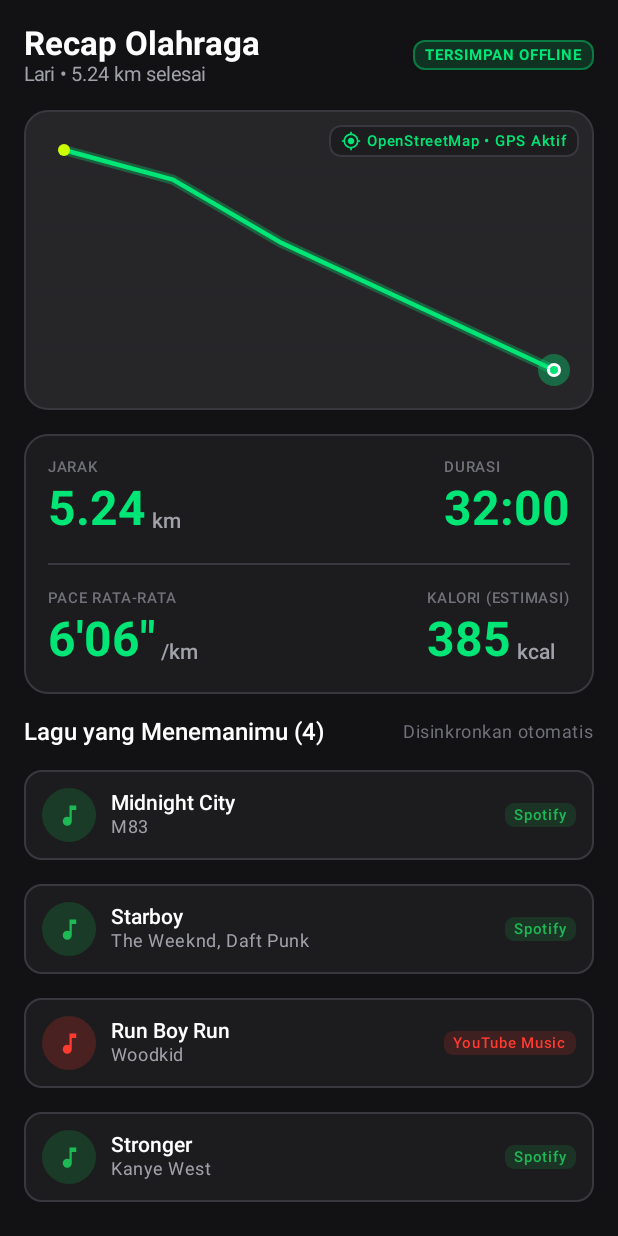
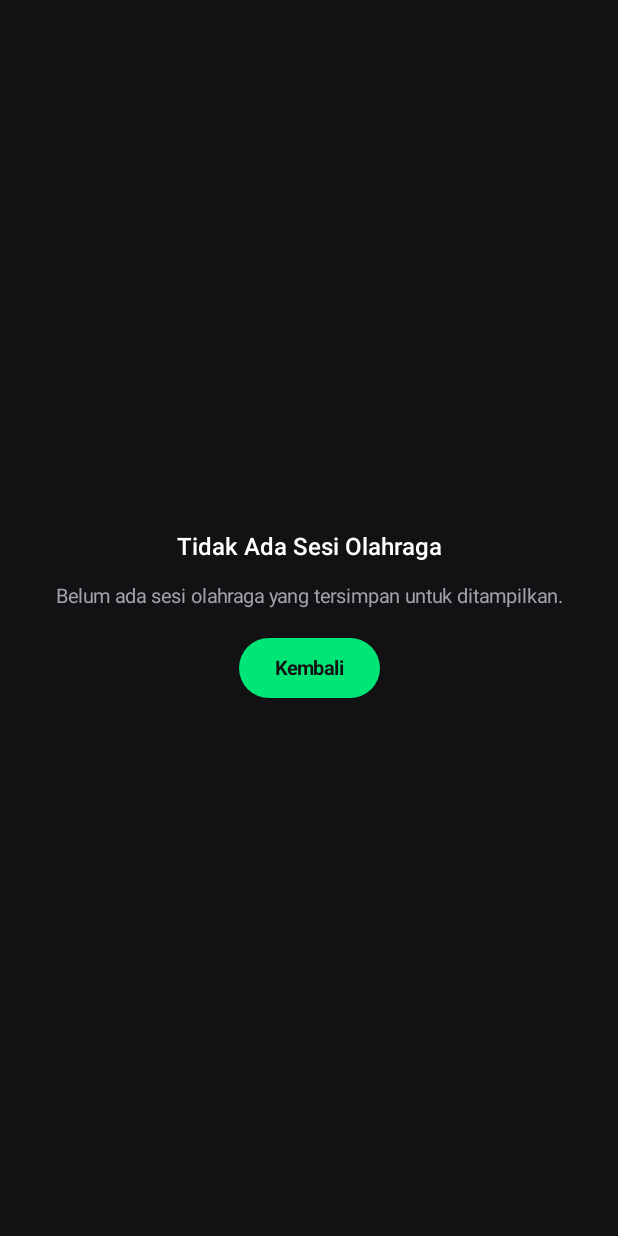
Before and after one commit to nvmdzarfa/stridebeat, an Android app built with Jetpack Compose: the RecapScreen screen opened through its navigation route, on a phone screen of 412 x 824 dp. Run offline under Robolectric (Android 15) with nearby library versions, the phone set to English and light mode, and no system bars; our stand-ins replace Dagger/Hilt's generated code; 1 statement that could not run was skipped.

Commit message:
feat: remove all dummy data, wire Home and History to real local Room SQLite DB, clean UI labels v0.0.8

```diff
--- a/app/build.gradle.kts
+++ b/app/build.gradle.kts
@@ -28,8 +28,8 @@ android {
         applicationId = "com.stridebeat.app"
         minSdk = 26
         targetSdk = 35
-        versionCode = 7
-        versionName = "0.0.7"
+        versionCode = 8
+        versionName = "0.0.8"
 
         testInstrumentationRunner = "androidx.test.runner.AndroidJUnitRunner"
         vectorDrawables {
--- a/app/src/main/java/com/stridebeat/app/data/local/room/dao/WorkoutDao.kt
+++ b/app/src/main/java/com/stridebeat/app/data/local/room/dao/WorkoutDao.kt
@@ -19,6 +19,9 @@ interface WorkoutDao {
     @Query("DELETE FROM workout_sessions WHERE id = :id")
     suspend fun deleteSessionById(id: String)
 
+    @Query("DELETE FROM workout_sessions WHERE id LIKE 'sample%'")
+    suspend fun deleteSampleSessions()
+
     @Query("DELETE FROM workout_sessions")
     suspend fun deleteAllSessions()
 }
--- a/app/src/main/java/com/stridebeat/app/presentation/history/HistoryScreen.kt
+++ b/app/src/main/java/com/stridebeat/app/presentation/history/HistoryScreen.kt
@@ -93,7 +93,7 @@ fun HistoryScreen(
                         color = TextPrimaryDark
                     )
                     Text(
-                        text = "Tersimpan offline di Room Database (${sessionList.size} sesi)",
+                        text = "Tersimpan offline di perangkat (${sessionList.size} sesi)",
                         style = MaterialTheme.typography.bodyMedium,
                         color = TextSecondaryDark
                     )
@@ -105,7 +105,7 @@ fun HistoryScreen(
                     border = androidx.compose.foundation.BorderStroke(1.dp, SportPrimary.copy(alpha = 0.4f))
                 ) {
                     Text(
-                        text = "ROOM OFFLINE",
+                        text = "OFFLINE",
                         modifier = Modifier.padding(horizontal = 8.dp, vertical = 4.dp),
                         style = MaterialTheme.typography.labelSmall,
                         color = SportPrimary,
--- a/app/src/main/java/com/stridebeat/app/presentation/home/HomeScreen.kt
+++ b/app/src/main/java/com/stridebeat/app/presentation/home/HomeScreen.kt
@@ -10,31 +10,44 @@ import androidx.compose.foundation.shape.RoundedCornerShape
 import androidx.compose.foundation.verticalScroll
 import androidx.compose.material.icons.Icons
 import androidx.compose.material.icons.filled.ArrowForward
+import androidx.compose.material.icons.filled.DirectionsBike
 import androidx.compose.material.icons.filled.DirectionsRun
+import androidx.compose.material.icons.filled.DirectionsWalk
 import androidx.compose.material.icons.filled.GraphicEq
 import androidx.compose.material.icons.filled.Info
 import androidx.compose.material.icons.filled.PlayArrow
 import androidx.compose.material3.*
 import androidx.compose.runtime.Composable
+import androidx.compose.runtime.getValue
 import androidx.compose.ui.Alignment
 import androidx.compose.ui.Modifier
 import androidx.compose.ui.draw.clip
 import androidx.compose.ui.graphics.Color
 import androidx.compose.ui.text.font.FontWeight
+import androidx.compose.ui.text.style.TextAlign
 import androidx.compose.ui.unit.dp
 import androidx.compose.ui.unit.sp
+import androidx.hilt.navigation.compose.hiltViewModel
+import androidx.lifecycle.compose.collectAsStateWithLifecycle
+import com.stridebeat.app.domain.model.WorkoutSession
+import com.stridebeat.app.domain.model.WorkoutType
 import com.stridebeat.app.presentation.theme.*
-import com.stridebeat.app.util.SampleData
+import com.stridebeat.app.util.TrackingUtils
+import java.text.SimpleDateFormat
+import java.util.Date
+import java.util.Locale
 
 @Composable
 fun HomeScreen(
     onStartWorkoutClick: () -> Unit,
-    onViewLastSessionClick: () -> Unit,
-    onNavigateToSettings: () -> Unit
+    onViewLastSessionClick: (WorkoutSession?) -> Unit,
+    onNavigateToSettings: () -> Unit,
+    homeViewModel: HomeViewModel = hiltViewModel()
 ) {
     val scrollState = rememberScrollState()
-    val weekly = SampleData.sampleWeeklySummary
-    val lastSession = SampleData.sampleLastSession
+    val uiState by homeViewModel.uiState.collectAsStateWithLifecycle()
+    val weekly = uiState.weeklyStats
+    val lastSession = uiState.lastSession
 
     Column(
         modifier = Modifier
@@ -96,7 +109,8 @@ fun HomeScreen(
             ) {
                 Row(
                     verticalAlignment = Alignment.CenterVertically,
-                    horizontalArrangement = Arrangement.spacedBy(8.dp)
+                    horizontalArrangement = Arrangement.spacedBy(8.dp),
+                    modifier = Modifier.weight(1f)
                 ) {
                     Icon(
                         imageVector = Icons.Default.Info,
@@ -105,7 +119,7 @@ fun HomeScreen(
                         modifier = Modifier.size(18.dp)
                     )
                     Text(
-                        text = "Akun musik & Strava belum terhubung",
+                        text = "Kelola Akun Musik & Strava",
                         style = MaterialTheme.typography.bodyMedium,
                         color = TextPrimaryDark
                     )
@@ -118,7 +132,7 @@ fun HomeScreen(
             }
         }
 
-        // Weekly Summary Card with clearly marked CONTOH badge
+        // Weekly Summary Card (Real data from Room Database)
         Card(
             modifier = Modifier.fillMaxWidth(),
             shape = RoundedCornerShape(16.dp),
@@ -139,20 +153,6 @@ fun HomeScreen(
                         style = MaterialTheme.typography.titleLarge,
                         color = TextPrimaryDark
                     )
-                    // Sample Data Badge per PRD rule #7
-                    Surface(
-                        color = SportSecondary.copy(alpha = 0.15f),
-                        shape = RoundedCornerShape(6.dp),
-                        border = androidx.compose.foundation.BorderStroke(1.dp, SportSecondary.copy(alpha = 0.5f))
-                    ) {
-                        Text(
-                            text = SampleData.SAMPLE_LABEL,
-                            modifier = Modifier.padding(horizontal = 6.dp, vertical = 2.dp),
-                            style = MaterialTheme.typography.labelSmall,
-                            color = SportSecondary,
-                            fontWeight = FontWeight.Bold
-                        )
-                    }
                 }
 
                 Row(
@@ -160,7 +160,7 @@ fun HomeScreen(
                     horizontalArrangement = Arrangement.SpaceBetween
                 ) {
                     SummaryMetric(
-                        value = "${weekly.totalDistanceKm}",
+                        value = String.format(Locale.US, "%.1f", weekly.totalDistanceKm),
                         unit = "km",
                         label = "Total Jarak"
                     )
@@ -210,17 +210,26 @@ fun HomeScreen(
             }
         }
 
-        // Last Session Card
+        // Last Session Section
         Text(
             text = "Sesi Terakhir",
             style = MaterialTheme.typography.titleLarge,
             color = TextPrimaryDark
         )
 
+        if (lastSession != null) {
+            val sportIcon = when (lastSession.type) {
+                WorkoutType.RUN -> Icons.Default.DirectionsRun
+                WorkoutType.WALK -> Icons.Default.DirectionsWalk
+                WorkoutType.BIKE -> Icons.Default.DirectionsBike
+            }
+            val dateStr = SimpleDateFormat("dd MMM yyyy, HH:mm", Locale("id", "ID")).format(Date(lastSession.startedAt))
+            val durationMinutes = (lastSession.durationMs / (60 * 1000L)).coerceAtLeast(1)
+
             Card(
                 modifier = Modifier
                     .fillMaxWidth()
-                .clickable { onViewLastSessionClick() },
+                    .clickable { onViewLastSessionClick(lastSession) },
                 shape = RoundedCornerShape(16.dp),
                 colors = CardDefaults.cardColors(containerColor = DarkSurface),
                 border = androidx.compose.foundation.BorderStroke(1.dp, DarkBorder)
@@ -241,44 +250,30 @@ fun HomeScreen(
                             Surface(
                                 shape = CircleShape,
                                 color = SportPrimary.copy(alpha = 0.2f),
-                            modifier = Modifier.size(32.dp)
+                                modifier = Modifier.size(36.dp)
                             ) {
                                 Box(contentAlignment = Alignment.Center) {
                                     Icon(
-                                    imageVector = Icons.Default.DirectionsRun,
+                                        imageVector = sportIcon,
                                         contentDescription = null,
                                         tint = SportPrimary,
-                                    modifier = Modifier.size(18.dp)
+                                        modifier = Modifier.size(20.dp)
                                     )
                                 }
                             }
                             Column {
                                 Text(
-                                text = "Lari Sore di GBK",
+                                    text = lastSession.type.displayName,
                                     style = MaterialTheme.typography.titleMedium,
                                     color = TextPrimaryDark,
                                     fontWeight = FontWeight.SemiBold
                                 )
                                 Text(
-                                text = "Kemarin • 32 menit",
+                                    text = "$dateStr • $durationMinutes menit",
                                     style = MaterialTheme.typography.bodyMedium,
                                     color = TextSecondaryDark
                                 )
                             }
-                    }
-
-                    Surface(
-                        color = SportSecondary.copy(alpha = 0.15f),
-                        shape = RoundedCornerShape(6.dp),
-                        border = androidx.compose.foundation.BorderStroke(1.dp, SportSecondary.copy(alpha = 0.5f))
-                    ) {
-                        Text(
-                            text = SampleData.SAMPLE_LABEL,
-                            modifier = Modifier.padding(horizontal = 6.dp, vertical = 2.dp),
-                            style = MaterialTheme.typography.labelSmall,
-                            color = SportSecondary,
-                            fontWeight = FontWeight.Bold
-                        )
                         }
                     }
 
@@ -290,7 +285,7 @@ fun HomeScreen(
                     ) {
                         Column {
                             Text(
-                            text = String.format("%.2f km", lastSession.distanceMeters / 1000),
+                                text = String.format(Locale.US, "%.2f km", lastSession.distanceMeters / 1000.0),
                                 style = MaterialTheme.typography.headlineSmall,
                                 color = TextPrimaryDark,
                                 fontWeight = FontWeight.Bold
@@ -304,7 +299,7 @@ fun HomeScreen(
 
                         Column {
                             Text(
-                            text = "6'07\" /km",
+                                text = TrackingUtils.formatPace(lastSession.avgPaceMinPerKm),
                                 style = MaterialTheme.typography.headlineSmall,
                                 color = TextPrimaryDark,
                                 fontWeight = FontWeight.Bold
@@ -318,7 +313,7 @@ fun HomeScreen(
 
                         Column {
                             Text(
-                            text = "385 kcal",
+                                text = "${lastSession.caloriesKcal.toInt()} kcal",
                                 style = MaterialTheme.typography.headlineSmall,
                                 color = TextPrimaryDark,
                                 fontWeight = FontWeight.Bold
@@ -331,7 +326,7 @@ fun HomeScreen(
                         }
                     }
 
-                // Music track played preview
+                    // Music track preview
                     Row(
                         modifier = Modifier
                             .fillMaxWidth()
@@ -344,11 +339,15 @@ fun HomeScreen(
                         Icon(
                             imageVector = Icons.Default.GraphicEq,
                             contentDescription = null,
-                        tint = SpotifyBrand,
+                            tint = SportPrimary,
                             modifier = Modifier.size(18.dp)
                         )
                         Text(
-                        text = "Diputar: 4 lagu Spotify selama lari",
+                            text = if (lastSession.playedTracks.isNotEmpty()) {
+                                "Diputar: ${lastSession.playedTracks.size} lagu selama olahraga"
+                            } else {
+                                "Tanpa riwayat musik"
+                            },
                             style = MaterialTheme.typography.bodyMedium,
                             color = TextSecondaryDark,
                             modifier = Modifier.weight(1f)
@@ -358,6 +357,42 @@ fun HomeScreen(
                             contentDescription = "Buka Detail",
                             tint = TextMutedDark,
                             modifier = Modifier.size(16.dp)
+                        )
+                    }
+                }
+            }
+        } else {
+            // Clean empty state card when user has not recorded any workouts yet
+            Card(
+                modifier = Modifier.fillMaxWidth(),
+                shape = RoundedCornerShape(16.dp),
+                colors = CardDefaults.cardColors(containerColor = DarkSurface),
+                border = androidx.compose.foundation.BorderStroke(1.dp, DarkBorder)
+            ) {
+                Column(
+                    modifier = Modifier
+                        .fillMaxWidth()
+                        .padding(24.dp),
+                    horizontalAlignment = Alignment.CenterHorizontally,
+                    verticalArrangement = Arrangement.spacedBy(10.dp)
+                ) {
+                    Icon(
+                        imageVector = Icons.Default.DirectionsRun,
+                        contentDescription = null,
+                        tint = SportPrimary,
+                        modifier = Modifier.size(40.dp)
+                    )
+                    Text(
+                        text = "Belum Ada Sesi Olahraga",
+                        style = MaterialTheme.typography.titleMedium,
+                        fontWeight = FontWeight.Bold,
+                        color = TextPrimaryDark
+                    )
+                    Text(
+                        text = "Tekan tombol MULAI OLAHRAGA di atas untuk mulai mencatat rute, kecepatan, dan musik kamu!",
+                        style = MaterialTheme.typography.bodyMedium,
+                        color = TextSecondaryDark,
+                        textAlign = TextAlign.Center
                     )
                 }
             }
--- /dev/null
+++ b/app/src/main/java/com/stridebeat/app/presentation/home/HomeViewModel.kt
@@ -0,0 +1,70 @@
+package com.stridebeat.app.presentation.home
+
+import androidx.lifecycle.ViewModel
+import androidx.lifecycle.viewModelScope
+import com.stridebeat.app.domain.model.WorkoutSession
+import com.stridebeat.app.domain.repository.WorkoutRepository
+import dagger.hilt.android.lifecycle.HiltViewModel
+import kotlinx.coroutines.flow.SharingStarted
+import kotlinx.coroutines.flow.StateFlow
+import kotlinx.coroutines.flow.map
+import kotlinx.coroutines.flow.stateIn
+import java.util.Calendar
+import javax.inject.Inject
+
+data class WeeklyStats(
+    val totalDistanceKm: Double = 0.0,
+    val totalDurationMinutes: Int = 0,
+    val sessionCount: Int = 0
+)
+
+data class HomeUiState(
+    val weeklyStats: WeeklyStats = WeeklyStats(),
+    val lastSession: WorkoutSession? = null,
+    val isLoading: Boolean = false
+)
+
+@HiltViewModel
+class HomeViewModel @Inject constructor(
+    private val workoutRepository: WorkoutRepository
+) : ViewModel() {
+
+    val uiState: StateFlow<HomeUiState> = workoutRepository.getAllSessions()
+        .map { allSessions ->
+            val realSessions = allSessions.filterNot { it.id.startsWith("sample") }
+
+            // Hitung statistik 7 hari terakhir (atau awal minggu Senin)
+            val cal = Calendar.getInstance().apply {
+                firstDayOfWeek = Calendar.MONDAY
+                set(Calendar.DAY_OF_WEEK, Calendar.MONDAY)
+                set(Calendar.HOUR_OF_DAY, 0)
+                set(Calendar.MINUTE, 0)
+                set(Calendar.SECOND, 0)
+                set(Calendar.MILLISECOND, 0)
+            }
+            val startOfWeekMs = cal.timeInMillis
+
+            val sessionsThisWeek = realSessions.filter { it.startedAt >= startOfWeekMs }
+            val totalDistanceMeters = sessionsThisWeek.sumOf { it.distanceMeters }
+            val totalDurationMs = sessionsThisWeek.sumOf { it.durationMs }
+
+            val weekly = WeeklyStats(
+                totalDistanceKm = totalDistanceMeters / 1000.0,
+                totalDurationMinutes = (totalDurationMs / (60 * 1000L)).toInt(),
+                sessionCount = sessionsThisWeek.size
+            )
+
+            val latest = realSessions.maxByOrNull { it.startedAt }
+
+            HomeUiState(
+                weeklyStats = weekly,
+                lastSession = latest,
+                isLoading = false
+            )
+        }
+        .stateIn(
+            scope = viewModelScope,
+            started = SharingStarted.WhileSubscribed(5000),
+            initialValue = HomeUiState(isLoading = true)
+        )
+}
--- a/app/src/main/java/com/stridebeat/app/presentation/navigation/StrideBeatNavigation.kt
+++ b/app/src/main/java/com/stridebeat/app/presentation/navigation/StrideBeatNavigation.kt
@@ -52,9 +52,13 @@ fun StrideBeatNavGraph(
                     onStartWorkoutClick = {
                         navController.navigate(Screen.Workout.route)
                     },
-                    onViewLastSessionClick = {
-                        activeFinishedSession = null // Menampilkan sesi terakhir default/contoh jika null
-                        navController.navigate(Screen.Recap.route)
+                    onViewLastSessionClick = { session ->
+                        if (session != null) {
+                            activeFinishedSession = session
+                            navController.navigate(Screen.Recap.route)
+                        } else {
+                            navController.navigate(Screen.History.route)
+                        }
                     },
                     onNavigateToSettings = {
                         navController.navigate(Screen.Settings.route)
--- a/app/src/main/java/com/stridebeat/app/presentation/recap/RecapScreen.kt
+++ b/app/src/main/java/com/stridebeat/app/presentation/recap/RecapScreen.kt
@@ -21,6 +21,7 @@ import androidx.compose.ui.text.font.FontWeight
 import androidx.compose.ui.unit.dp
 import androidx.compose.ui.unit.sp
 import androidx.hilt.navigation.compose.hiltViewModel
+import androidx.lifecycle.compose.collectAsStateWithLifecycle
 import com.stridebeat.app.domain.model.MusicSource
 import com.stridebeat.app.domain.model.PlayedTrack
 import com.stridebeat.app.domain.model.WorkoutSession
@@ -28,7 +29,6 @@ import com.stridebeat.app.presentation.history.HistoryViewModel
 import com.stridebeat.app.presentation.theme.*
 import com.stridebeat.app.presentation.workout.components.RouteMapCanvas
 import com.stridebeat.app.util.GpxExporter
-import com.stridebeat.app.util.SampleData
 import com.stridebeat.app.util.TrackingUtils
 import java.util.Locale
 
@@ -39,13 +39,52 @@ fun RecapScreen(
     historyViewModel: HistoryViewModel = hiltViewModel()
 ) {
     val context = LocalContext.current
-    val currentSession = session ?: SampleData.sampleLastSession
+    val allSessions by historyViewModel.sessions.collectAsStateWithLifecycle()
+    val currentSession = session ?: allSessions.firstOrNull()
 
     var showStravaDialog by remember { mutableStateOf(false) }
 
-    // Simpan otomatis ke Room jika sesi baru selesai (PRD §7.6)
-    LaunchedEffect(currentSession.id) {
-        historyViewModel.saveWorkoutSession(currentSession)
+    // Simpan otomatis ke Room jika sesi baru selesai dan bukan dummy
+    LaunchedEffect(currentSession?.id) {
+        currentSession?.let {
+            if (!it.id.startsWith("sample")) {
+                historyViewModel.saveWorkoutSession(it)
+            }
+        }
+    }
+
+    if (currentSession == null) {
+        Box(
+            modifier = Modifier
+                .fillMaxSize()
+                .background(MaterialTheme.colorScheme.background)
+                .padding(24.dp),
+            contentAlignment = Alignment.Center
+        ) {
+            Column(
+                horizontalAlignment = Alignment.CenterHorizontally,
+                verticalArrangement = Arrangement.spacedBy(16.dp)
+            ) {
+                Text(
+                    text = "Tidak Ada Sesi Olahraga",
+                    style = MaterialTheme.typography.titleLarge,
+                    color = TextPrimaryDark
+                )
+                Text(
+                    text = "Belum ada sesi olahraga yang tersimpan untuk ditampilkan.",
+                    style = MaterialTheme.typography.bodyMedium,
+                    color = TextSecondaryDark,
+                    textAlign = androidx.compose.ui.text.style.TextAlign.Center
+                )
+                Button(
+                    onClick = onDoneClick,
+                    colors = ButtonDefaults.buttonColors(containerColor = SportPrimary)
+                ) {
+                    Text("Kembali", color = DarkBackground, fontWeight = FontWeight.Bold)
+                }
+            }
+        }
+        return
     }
 
     if (showStravaDialog) {
```
Also changed, not shown: app/src/main/java/com/stridebeat/app/data/repository/WorkoutRepositoryImpl.kt (+11 -10 lines), app/src/main/java/com/stridebeat/app/presentation/settings/SettingsScreen.kt (+5 -5 lines), 2 other files. Lines whose indentation alone changed are shown as unchanged.
